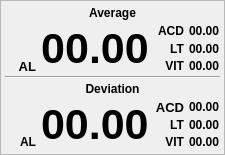
The window that bigviewnum.ui (siborion/siborion_american_scan) describes before a commit, drawn with Qt 5.
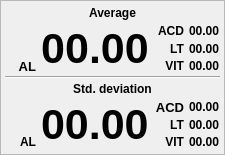
The same window after the commit.

What changed in the file:
```diff
--- a/bigviewnum.ui
+++ b/bigviewnum.ui
@@ -162,7 +162,7 @@
              </font>
             </property>
             <property name="text">
-             <string>Deviation</string>
+             <string>Std. deviation</string>
             </property>
             <property name="alignment">
              <set>Qt::AlignCenter</set>
```
